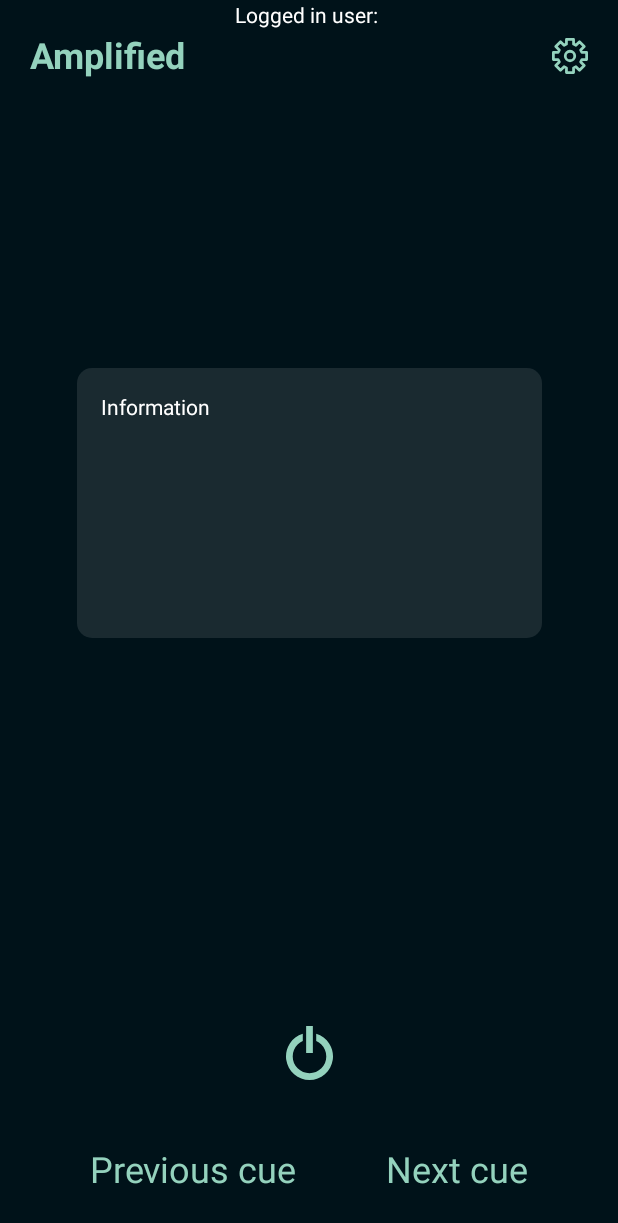
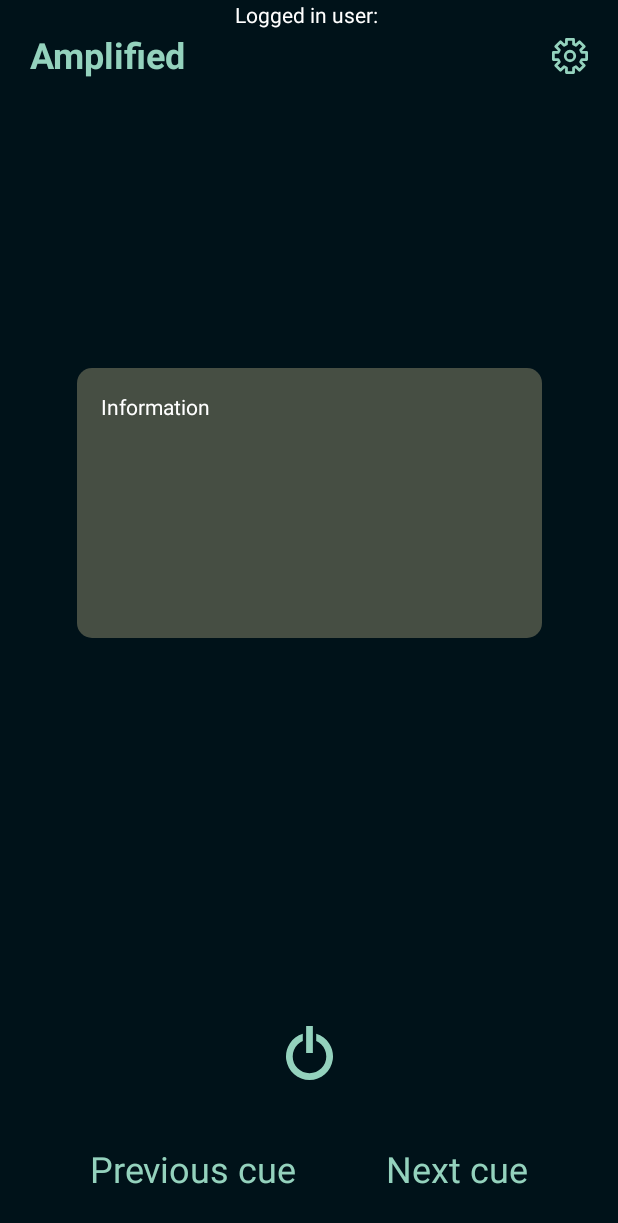
Before and after one commit to adrianflatner/Wearable-Memory-Augmentation, an Android app: the CardFragment screen opened directly, with no data from a screen before it, after a tap on "Current cue", on a phone screen of 412 x 824 dp. Shown: the top 1223 px of the screen. Run offline under Robolectric (Android 15) with nearby library versions, the phone set to English and light mode, and no system bars; our stand-ins replace Firebase (no records; nobody signed in at launch, a user with empty details on screens opened directly); 2 statements that could not run were skipped.

Commit message:
Color on card

```diff
--- a/Phone/app/src/main/java/no/ntnu/wearablememoryaugmentation/views/CardFragment.java
+++ b/Phone/app/src/main/java/no/ntnu/wearablememoryaugmentation/views/CardFragment.java
@@ -29,6 +29,7 @@ public class CardFragment extends Fragment {
     private TextView cueInfo;
     private TextView currentInfo;
     private TextView cueTextSmall;
+    private ConstraintLayout cardView;
     private ArrayList<Cue> cueArrayList;
     private Boolean isFlipped;
 
@@ -59,6 +60,7 @@ public class CardFragment extends Fragment {
         currentInfo = view.findViewById(R.id.current_info);
         cueTextSmall = view.findViewById(R.id.cue_text_small);
         cueText = view.findViewById(R.id.cue_text);
+        cardView = view.findViewById(R.id.card_view);
         cueInfo = view.findViewById(R.id.cue_info);
         cueInfo.setVisibility(TextView.INVISIBLE);
 
@@ -71,6 +73,7 @@ public class CardFragment extends Fragment {
                 cueInfo.setVisibility(!isFlipped ? TextView.INVISIBLE : TextView.VISIBLE);
                 currentInfo.setText(isFlipped ? "Information" : "Current cue");
                 cueTextSmall.setText(isFlipped ? cueText.getText() : "");
+                cardView.setBackgroundResource(isFlipped ? R.drawable.card_background_yellow : R.drawable.card_background);
             }
         });
 
--- /dev/null
+++ b/Phone/app/src/main/res/drawable/card_background_yellow.xml
@@ -0,0 +1,5 @@
+<?xml version="1.0" encoding="UTF-8"?>
+<shape xmlns:android="http://schemas.android.com/apk/res/android">
+    <solid android:color="@color/app_yellow_transparent"/>
+    <corners android:radius="10dp"/>
+</shape>
--- a/Phone/app/src/main/res/values/colors.xml
+++ b/Phone/app/src/main/res/values/colors.xml
@@ -18,4 +18,5 @@
     <color name="app_red">#AE2012</color>
     <color name="app_red_dark">#9B2226</color>
     <color name="app_white_transparent">#1AFFFFFF</color>
+    <color name="app_yellow_transparent">#4DE9D8A6</color>
 </resources>
```
